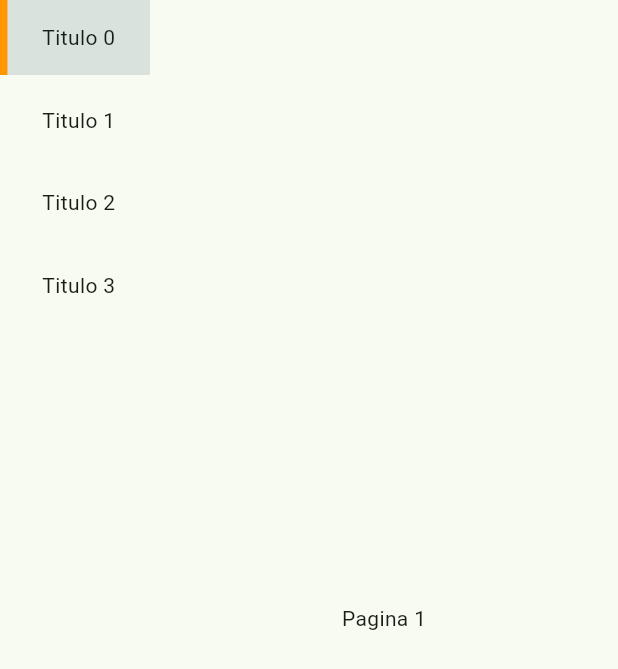
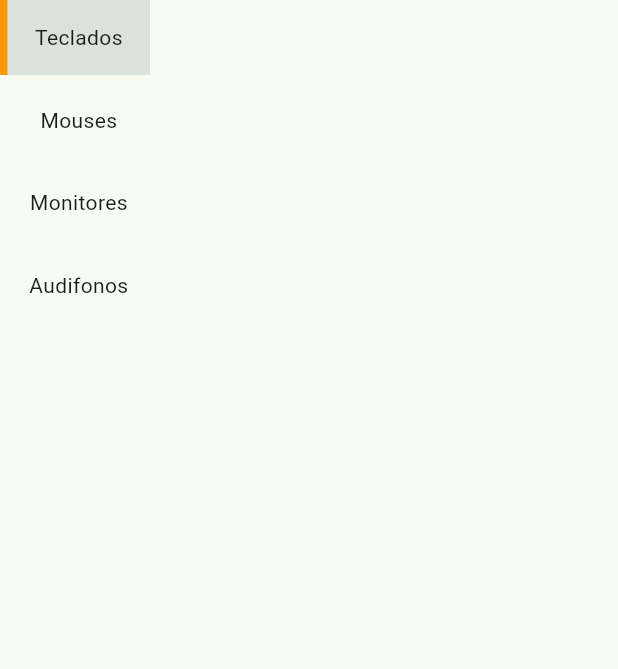
Before and after one commit to GabrielMolinaUsm135/PROYECTO-MOVIL-FRONTEND, a Flutter app: the Verticaltab widget shown alone on an empty page, opened directly, on a phone screen of 412 x 824 dp. Shown: the top 669 px of the screen. Run offline on Flutter 3.47's test engine with Material 3 defaults, Android fonts, the phone set to English and light mode, and no system bars.

Commit message:
Tabs apuntando a rutas 0.5
(Se cae por la incompatibilidad del tab anterior)

```diff
--- a/flutter_application_1/lib/vistas/vertical.dart
+++ b/flutter_application_1/lib/vistas/vertical.dart
@@ -1,4 +1,8 @@
 import 'package:flutter/material.dart';
+import 'package:flutter_application_1/vistas/AudifonosView.dart';
+import 'package:flutter_application_1/vistas/MonitorView.dart';
+import 'package:flutter_application_1/vistas/MouseView.dart';
+import 'package:flutter_application_1/vistas/TecladoView.dart';
 
 class Verticaltab extends StatefulWidget {
   const Verticaltab({super.key});
@@ -10,6 +14,7 @@ class Verticaltab extends StatefulWidget {
 class _VerticaltabState extends State<Verticaltab> {
   int selectedIndex = 0;
   late final PageController _pageController;
+  List<String> Categoria = ['Teclados', 'Mouses', 'Monitores', 'Audifonos'];
 
   @override
   void initState() {
@@ -37,6 +42,7 @@ class _VerticaltabState extends State<Verticaltab> {
             itemBuilder: (BuildContext context, int index) {
               return GestureDetector(
                 onTap: () {
+                  // actualiza la selección visual
                   setState(() {
                     selectedIndex = index;
                     _pageController.animateToPage(
@@ -45,6 +51,32 @@ class _VerticaltabState extends State<Verticaltab> {
                       curve: Curves.easeInOut,
                     );
                   });
+
+                  final String categoria = Categoria[index];
+                  if (categoria == 'Teclados') {
+                    Navigator.push(
+                      context,
+                      MaterialPageRoute(builder: (_) => const TabTeclado()),
+                    );
+                  }
+                  if (categoria == 'Mouses') {
+                    Navigator.push(
+                      context,
+                      MaterialPageRoute(builder: (_) => const TabMouse()),
+                    );
+                  }
+                  if (categoria == 'Monitores') {
+                    Navigator.push(
+                      context,
+                      MaterialPageRoute(builder: (_) => const TabMonitor()),
+                    );
+                  }
+                  if (categoria == 'Audifonos') {
+                    Navigator.push(
+                      context,
+                      MaterialPageRoute(builder: (_) => const TabAudifonos()),
+                    );
+                  }
                 },
                 child: Container(
                   child: Row(
@@ -66,7 +98,7 @@ class _VerticaltabState extends State<Verticaltab> {
                           child: Padding(
                             padding: const EdgeInsets.symmetric(
                                 vertical: 0, horizontal: 5),
-                            child: Text('Titulo $index'),
+                            child: Text('${Categoria[index]}'),
                           ),
                         ),
                       )
@@ -85,13 +117,8 @@ class _VerticaltabState extends State<Verticaltab> {
                 selectedIndex = index;
               });
             },
-            children: const [
-              Center(child: Text('Pagina 1')),
-              Center(child: Text('Pagina 2')),
-              Center(child: Text('Pagina 3')),
-              Center(child: Text('Pagina 4')),
-            ],
-          ),
+
+          )
         )
       ],
     );
```
